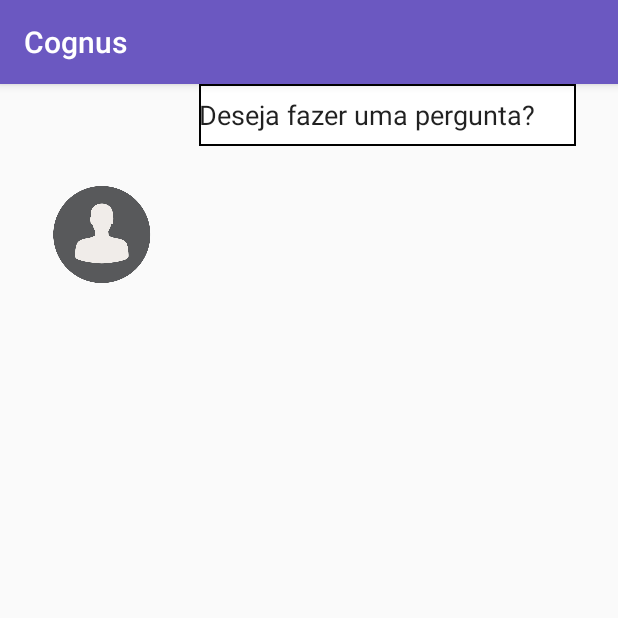
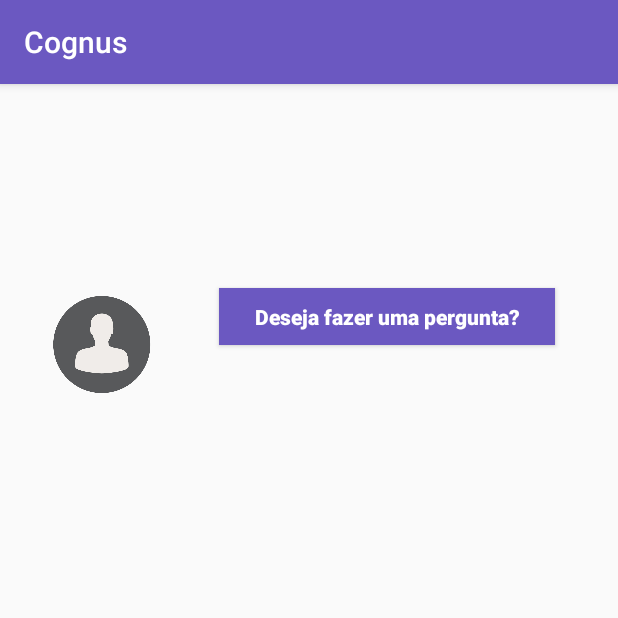
Before and after one commit to JuanSeabra/cognus, an Android app: the HomePageActivity screen opened directly, with no data from a screen before it, on a phone screen of 412 x 824 dp, the top half of it. Run offline under Robolectric (Android 15) with nearby library versions, the phone set to English and light mode, and no system bars.

Commit message:
Deletando a mainActivity e alterando o nome do aplicativo para Cognus

```diff
--- a/CognusApp/app/src/main/AndroidManifest.xml
+++ b/CognusApp/app/src/main/AndroidManifest.xml
@@ -9,18 +9,16 @@
 
     <application
         android:allowBackup="true"
+        android:label="@string/app_name"
         android:icon="@mipmap/ic_launcher"
-        android:label="@string/titulos"
         android:roundIcon="@mipmap/ic_launcher_round"
         android:supportsRtl="true"
         android:theme="@style/AppTheme">
-        <activity android:name=".MainActivity" />
         <activity
             android:name=".LoginActivity"
-            android:label="@string/title_activity_login">
+            android:label="@string/app_name">
             <intent-filter>
                 <action android:name="android.intent.action.MAIN" />
-
                 <category android:name="android.intent.category.LAUNCHER" />
             </intent-filter>
         </activity>
--- a/CognusApp/app/src/main/java/com/example/victoria/cognusapp/LoginActivity.java
+++ b/CognusApp/app/src/main/java/com/example/victoria/cognusapp/LoginActivity.java
@@ -287,7 +287,7 @@ public class LoginActivity extends AppCompatActivity implements LoaderCallbacks<
     }
 
     public void navegarPaginaPrincipal() {
-        Intent intent = new Intent(this, MainActivity.class);
+        Intent intent = new Intent(this, HomePageActivity.class);
         startActivity(intent);
     }
 
--- a/CognusApp/app/src/main/java/com/example/victoria/cognusapp/Registrar1.java
+++ b/CognusApp/app/src/main/java/com/example/victoria/cognusapp/Registrar1.java
@@ -49,7 +49,7 @@ public class Registrar1 extends AppCompatActivity {
         }
         else {
             //pode navegar para a proxima tela
-            Intent intent = new Intent(this, MainActivity.class);
+            Intent intent = new Intent(this, HomePageActivity.class);
             /*intent.putExtra("email", email);
             intent.putExtra("senha", senha);*/
             startActivity(intent);
--- a/CognusApp/app/src/main/res/layout/activity_home_page.xml
+++ b/CognusApp/app/src/main/res/layout/activity_home_page.xml
@@ -5,6 +5,25 @@
     android:layout_width="match_parent"
     android:layout_height="match_parent"
     tools:context="com.example.victoria.cognusapp.HomePageActivity">
+
+    <Button
+        android:id="@+id/Perguntar"
+        android:textAllCaps="false"
+        android:layout_width="224dp"
+        android:layout_height="38dp"
+        android:background="@color/colorPrimary"
+        android:text="Deseja fazer uma pergunta?"
+        android:textColor="@android:color/white"
+        android:textStyle="bold"
+        app:layout_constraintTop_toTopOf="parent"
+        android:layout_marginTop="11dp"
+        app:layout_constraintLeft_toRightOf="@+id/foto"
+        android:layout_marginLeft="8dp"
+        android:layout_marginRight="8dp"
+        app:layout_constraintRight_toRightOf="parent"
+        android:layout_marginBottom="8dp"
+        app:layout_constraintBottom_toTopOf="@+id/listView"
+        app:layout_constraintVertical_bias="0.408" />
 
     <ImageView
         android:id="@+id/foto"
@@ -20,20 +39,6 @@
         app:layout_constraintVertical_bias="0.47"
         android:contentDescription="" />
 
-    <EditText
-        android:id="@+id/pergunta"
-        android:background="@drawable/drawable_contorno"
-        android:layout_width="251dp"
-        android:layout_height="41dp"
-        android:ems="10"
-        android:inputType="textPersonName"
-        android:text="Deseja fazer uma pergunta?"
-        tools:layout_editor_absoluteY="30dp"
-        app:layout_constraintLeft_toRightOf="@+id/foto"
-        android:layout_marginLeft="8dp"
-        android:layout_marginRight="8dp"
-        app:layout_constraintRight_toRightOf="parent" />
-
     <ListView
         android:id="@+id/listView"
         android:layout_width="335dp"
@@ -44,6 +49,5 @@
         app:layout_constraintRight_toRightOf="parent"
         app:layout_constraintBottom_toBottomOf="parent"
         android:layout_marginBottom="8dp"
-        android:layout_marginTop="8dp"
-        app:layout_constraintTop_toBottomOf="@+id/pergunta" />
+        app:layout_constraintHorizontal_bias="0.454" />
 </android.support.constraint.ConstraintLayout>
--- a/CognusApp/app/src/main/res/values/colors.xml
+++ b/CognusApp/app/src/main/res/values/colors.xml
@@ -2,5 +2,5 @@
 <resources>
     <color name="colorPrimary">#6b58c1</color>
     <color name="colorPrimaryDark">#51438f</color>
-    <color name="colorAccent">#FF4081</color>
+    <color name="colorAccent">#51438f</color>
 </resources>
--- a/CognusApp/app/src/main/res/values/strings.xml
+++ b/CognusApp/app/src/main/res/values/strings.xml
@@ -1,5 +1,5 @@
 <resources>
-    <string name="app_name">CognusApp</string>
+    <string name="app_name">Cognus</string>
     <string name="title_activity_login">Login</string>
     <string name="title_activity_responder">Responder Pergunta</string>
     <string name="title_activity_perguntar">Nova Pergunta</string>
```
Also changed, not shown: CognusApp/app/src/main/java/com/example/victoria/cognusapp/MainActivity.java (deleted, +0 -13 lines).
